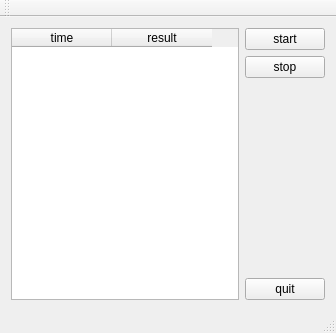
kogotto/qae, file mainwindow.ui: the form before one commit.
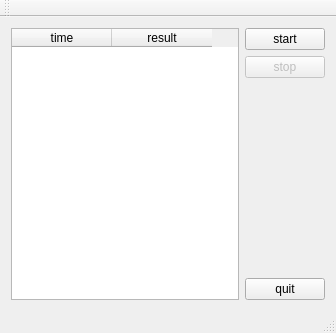
The form after the commit.

The edit to the form file:
```diff
--- a/mainwindow.ui
+++ b/mainwindow.ui
@@ -40,6 +40,9 @@
       </item>
       <item>
        <widget class="QPushButton" name="stopButton">
+        <property name="enabled">
+         <bool>false</bool>
+        </property>
         <property name="text">
          <string>stop</string>
         </property>
```
